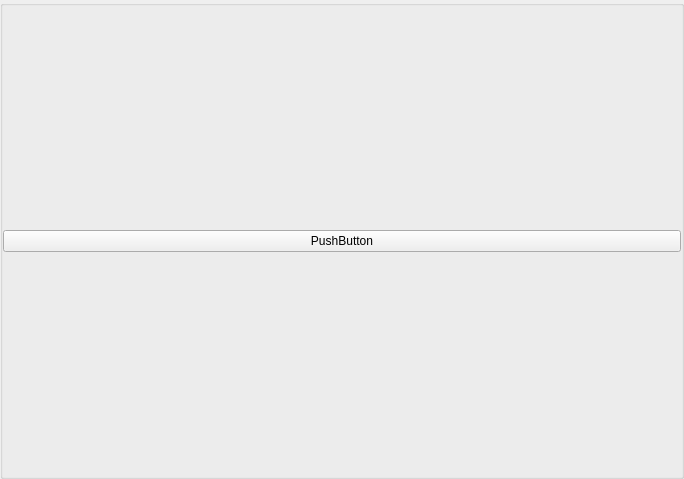
The window that display.ui (anatoltrush/OscillO) describes before a commit, drawn with Qt 5.
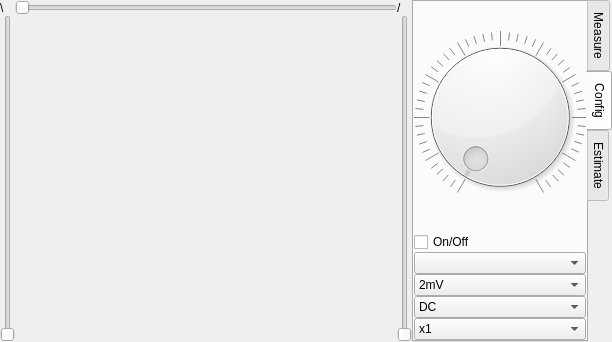
The same window after the commit.

The edit to the form file:
```diff
--- a/display.ui
+++ b/display.ui
@@ -6,8 +6,8 @@
    <rect>
     <x>0</x>
     <y>0</y>
-    <width>684</width>
-    <height>479</height>
+    <width>612</width>
+    <height>342</height>
    </rect>
   </property>
   <property name="sizePolicy">
@@ -36,34 +36,238 @@
     <number>0</number>
    </property>
    <item row="0" column="0">
-    <widget class="QGroupBox" name="groupBox">
-     <property name="title">
-      <string/>
+    <layout class="QGridLayout" name="gLChart">
+     <property name="spacing">
+      <number>0</number>
      </property>
-     <layout class="QGridLayout" name="gridLayout">
-      <property name="leftMargin">
-       <number>0</number>
-      </property>
-      <property name="topMargin">
-       <number>0</number>
-      </property>
-      <property name="rightMargin">
-       <number>0</number>
-      </property>
-      <property name="bottomMargin">
-       <number>0</number>
-      </property>
-      <property name="spacing">
-       <number>0</number>
-      </property>
-      <item row="0" column="0">
-       <widget class="QPushButton" name="pushButton">
-        <property name="text">
-         <string>PushButton</string>
-        </property>
-       </widget>
-      </item>
-     </layout>
+     <item row="1" column="0">
+      <widget class="QSlider" name="verticalSlider">
+       <property name="layoutDirection">
+        <enum>Qt::LeftToRight</enum>
+       </property>
+       <property name="orientation">
+        <enum>Qt::Vertical</enum>
+       </property>
+      </widget>
+     </item>
+     <item row="0" column="0">
+      <widget class="QLabel" name="label_3">
+       <property name="text">
+        <string>\</string>
+       </property>
+      </widget>
+     </item>
+     <item row="0" column="1">
+      <widget class="QSlider" name="horizontalSlider">
+       <property name="orientation">
+        <enum>Qt::Horizontal</enum>
+       </property>
+      </widget>
+     </item>
+     <item row="0" column="2">
+      <widget class="QLabel" name="label_4">
+       <property name="text">
+        <string>/</string>
+       </property>
+      </widget>
+     </item>
+     <item row="1" column="2">
+      <widget class="QSlider" name="verticalSlider_2">
+       <property name="orientation">
+        <enum>Qt::Vertical</enum>
+       </property>
+      </widget>
+     </item>
+    </layout>
+   </item>
+   <item row="0" column="1">
+    <widget class="QTabWidget" name="tWChannel">
+     <property name="maximumSize">
+      <size>
+       <width>200</width>
+       <height>16777215</height>
+      </size>
+     </property>
+     <property name="tabPosition">
+      <enum>QTabWidget::East</enum>
+     </property>
+     <property name="currentIndex">
+      <number>1</number>
+     </property>
+     <widget class="QWidget" name="tabMeas">
+      <attribute name="title">
+       <string>Measure</string>
+      </attribute>
+     </widget>
+     <widget class="QWidget" name="tabConf">
+      <attribute name="title">
+       <string>Config</string>
+      </attribute>
+      <layout class="QGridLayout" name="gridLayout">
+       <property name="leftMargin">
+        <number>0</number>
+       </property>
+       <property name="topMargin">
+        <number>0</number>
+       </property>
+       <property name="rightMargin">
+        <number>0</number>
+       </property>
+       <property name="bottomMargin">
+        <number>0</number>
+       </property>
+       <property name="spacing">
+        <number>0</number>
+       </property>
+       <item row="0" column="0">
+        <widget class="QDial" name="dialVoltDiv">
+         <property name="minimumSize">
+          <size>
+           <width>0</width>
+           <height>0</height>
+          </size>
+         </property>
+         <property name="notchesVisible">
+          <bool>true</bool>
+         </property>
+        </widget>
+       </item>
+       <item row="1" column="0">
+        <layout class="QVBoxLayout" name="verticalLayout">
+         <property name="spacing">
+          <number>0</number>
+         </property>
+         <item>
+          <widget class="QCheckBox" name="cBOnOff">
+           <property name="text">
+            <string>On/Off</string>
+           </property>
+          </widget>
+         </item>
+         <item>
+          <widget class="QComboBox" name="cBChannel"/>
+         </item>
+         <item>
+          <widget class="QComboBox" name="cBVoltDiv">
+           <item>
+            <property name="text">
+             <string>2mV</string>
+            </property>
+           </item>
+           <item>
+            <property name="text">
+             <string>5mV</string>
+            </property>
+           </item>
+           <item>
+            <property name="text">
+             <string>10mV</string>
+            </property>
+           </item>
+           <item>
+            <property name="text">
+             <string>20mV</string>
+            </property>
+           </item>
+           <item>
+            <property name="text">
+             <string>50mV</string>
+            </property>
+           </item>
+           <item>
+            <property name="text">
+             <string>100mV</string>
+            </property>
+           </item>
+           <item>
+            <property name="text">
+             <string>200mV</string>
+            </property>
+           </item>
+           <item>
+            <property name="text">
+             <string>500mV</string>
+            </property>
+           </item>
+           <item>
+            <property name="text">
+             <string>1V</string>
+            </property>
+           </item>
+           <item>
+            <property name="text">
+             <string>2V</string>
+            </property>
+           </item>
+           <item>
+            <property name="text">
+             <string>5V</string>
+            </property>
+           </item>
+           <item>
+            <property name="text">
+             <string>10V</string>
+            </property>
+           </item>
+          </widget>
+         </item>
+         <item>
+          <widget class="QComboBox" name="cBCoupling">
+           <item>
+            <property name="text">
+             <string>DC</string>
+            </property>
+           </item>
+           <item>
+            <property name="text">
+             <string>AC</string>
+            </property>
+           </item>
+           <item>
+            <property name="text">
+             <string>GND</string>
+            </property>
+           </item>
+          </widget>
+         </item>
+         <item>
+          <widget class="QComboBox" name="cBMult">
+           <item>
+            <property name="text">
+             <string>x1</string>
+            </property>
+           </item>
+           <item>
+            <property name="text">
+             <string>x10</string>
+            </property>
+           </item>
+           <item>
+            <property name="text">
+             <string>x100</string>
+            </property>
+           </item>
+           <item>
+            <property name="text">
+             <string>x1000</string>
+            </property>
+           </item>
+           <item>
+            <property name="text">
+             <string>x10000</string>
+            </property>
+           </item>
+          </widget>
+         </item>
+        </layout>
+       </item>
+      </layout>
+     </widget>
+     <widget class="QWidget" name="tabEstim">
+      <attribute name="title">
+       <string>Estimate</string>
+      </attribute>
+     </widget>
     </widget>
    </item>
   </layout>
```
Left out of the diff: 35 changed lines with no effect on the pictures.
